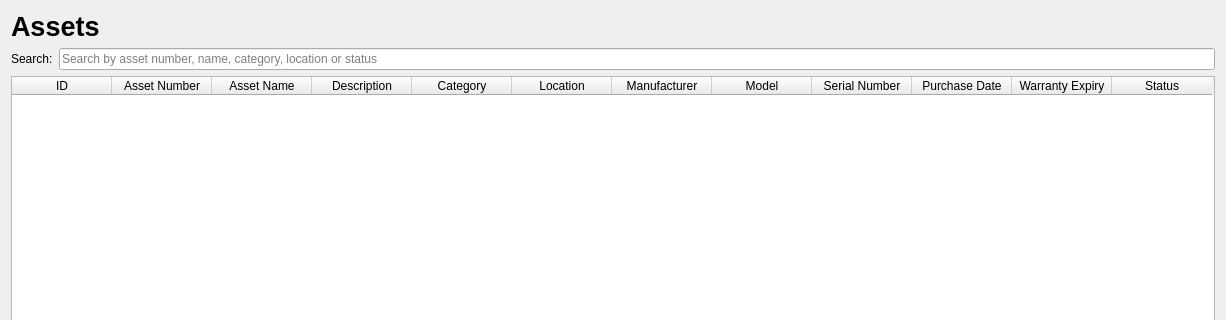
First picture: the form in app/ui/forms/assets_page.ui, repository Apie-dup/MaintenanceSystem, before the edit; both pictures show x 0 to 1226 and y 0 to 320 of the 1226 by 695 pixel window.
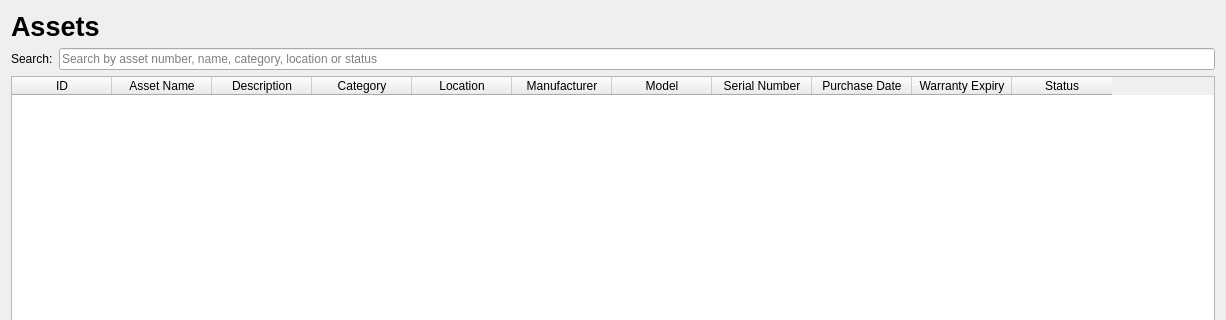
Second picture: the form after the edit.

Commit message: Add purchase cost to Assets

The edit to the form file:
```diff
--- a/app/ui/forms/assets_page.ui
+++ b/app/ui/forms/assets_page.ui
@@ -65,7 +65,7 @@
         <bool>false</bool>
        </property>
        <property name="columnCount">
-        <number>12</number>
+        <number>11</number>
        </property>
        <attribute name="verticalHeaderVisible">
         <bool>false</bool>
@@ -75,11 +75,6 @@
          <string>ID</string>
         </property>
        </column>
-       <column>
-        <property name="text">
-         <string>Asset Number</string>
-        </property>
-       </column>
        <column>
         <property name="text">
          <string>Asset Name</string>
```
The commit also changes 42 other files.
